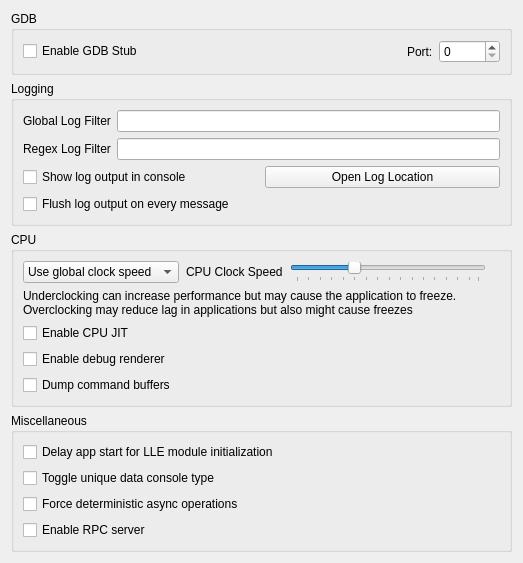
Old version of the form src/citra_qt/configuration/configure_debug.ui in the repository azahar-emu/azahar.
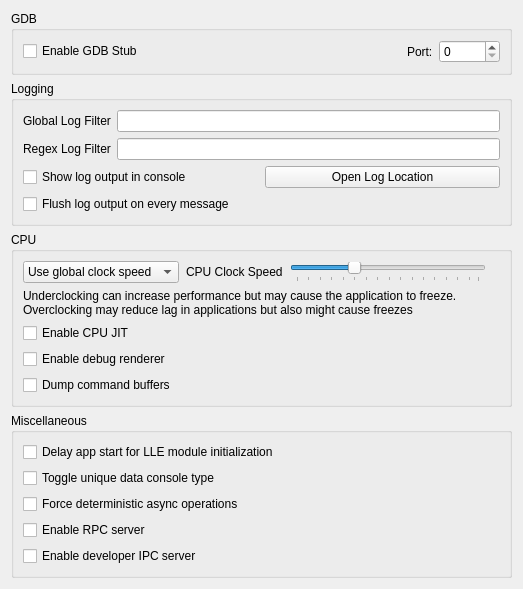
New version of the form.

Commit message: Add developer IPC server for hot-reload support

```diff
--- a/src/citra_qt/configuration/configure_debug.ui
+++ b/src/citra_qt/configuration/configure_debug.ui
@@ -299,6 +299,16 @@
           </property>
         </widget>
       </item>
+      <item row="5" column="0">
+        <widget class="QCheckBox" name="enable_dev_ipc_server">
+          <property name="text">
+            <string>Enable developer IPC server</string>
+          </property>
+          <property name="toolTip">
+            <string>&lt;html&gt;&lt;head/&gt;&lt;body&gt;&lt;p&gt;Enables a local IPC server for hot-reload and remote control via azahar-ctl. Takes effect immediately.&lt;/p&gt;&lt;/body&gt;&lt;/html&gt;</string>
+          </property>
+        </widget>
+      </item>
      </layout>
     </widget>
    </item>
```
The commit also changes 12 other files.
